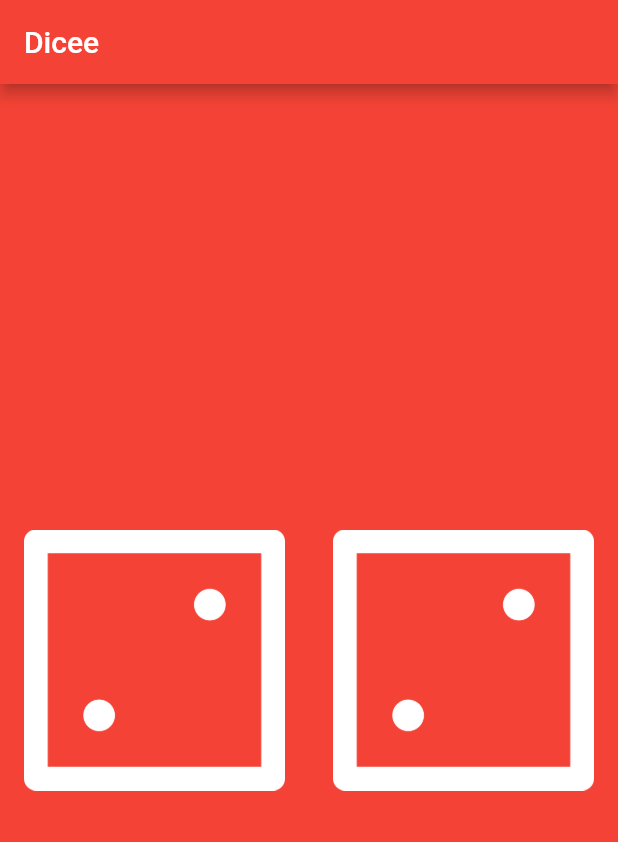
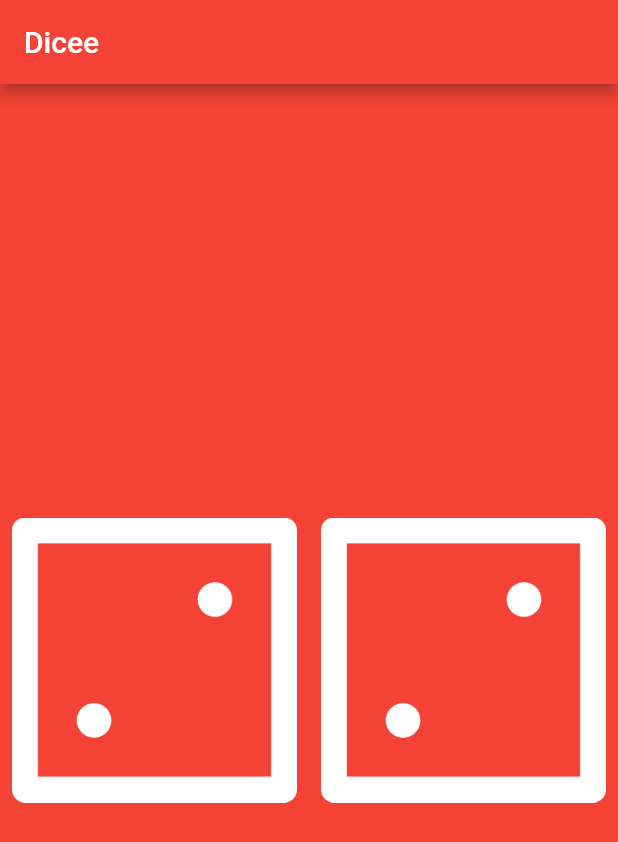
Before and after one commit to sudharaD/flutter---learn---dicee_app, a Flutter app: the screen it shows after launch, on a phone screen of 412 x 824 dp. Shown: the top 842 px of the screen. Run offline on Flutter 3.47's test engine with Material 2 defaults, Android fonts, the phone set to English and light mode, and no system bars.

```diff
--- a/lib/main.dart
+++ b/lib/main.dart
@@ -23,15 +23,19 @@ class DicePage extends StatelessWidget {
         children: [
           Expanded(
             // flex: 1,
-            child: Padding(
-              padding: const EdgeInsets.all(16.0),
+            child: TextButton(
               child: Image.asset('images/dice2.png'),
+              onPressed: () {
+                print('Left button got clicked');
+              },
             ),
           ),
           Expanded(
             // flex: 2,
-            child: Padding(
-              padding: const EdgeInsets.all(16.0),
+            child: TextButton(
+              onPressed: () {
+                print('Left Button Clicked');
+              },
               child: Image.asset('images/dice2.png'),
             ),
           ),
```
